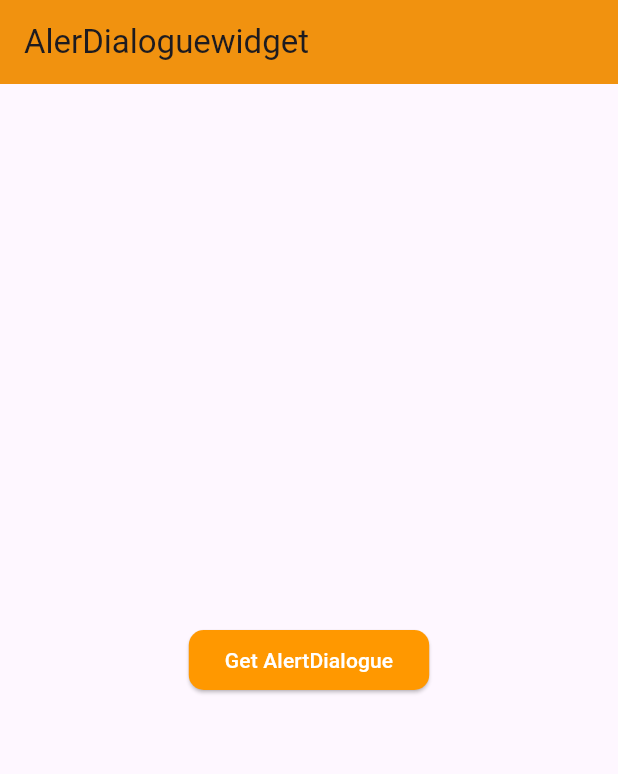
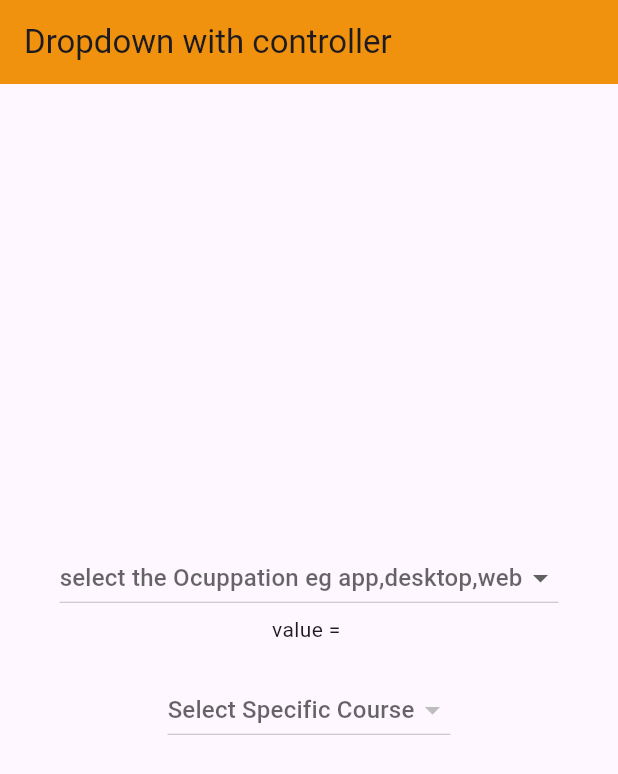
Before and after one commit to gitshubhsss/Flutter-Widgets, a Flutter app: the screen it shows after launch, on a phone screen of 412 x 824 dp. Shown: the top 774 px of the screen. Run offline on Flutter 3.47's test engine with Material 3 defaults, Android fonts, the light colour scheme and no system bars; our stand-ins replace animated_text_kit, cached_network_image, get.

Commit message:
dropdown contoller.dart

```diff
--- a/lib/main.dart
+++ b/lib/main.dart
@@ -1,13 +1,8 @@
 import 'package:flutter/material.dart';
-import 'package:flutter_app/widgets/UiWidgets/Buttons_widget.dart';
-import 'package:flutter_app/widgets/UiWidgets/Container_Sized_widgets.dart';
 import 'package:flutter_app/widgets/UiWidgets/Drawer_widget.dart';
-import 'package:flutter_app/widgets/UiWidgets/ImagesWidgets.dart';
 import 'package:flutter_app/widgets/UiWidgets/alertDialogue_widget.dart';
-import 'package:flutter_app/widgets/UiWidgets/dismissible_widget.dart';
-import 'package:flutter_app/widgets/UiWidgets/list_grid_widget.dart';
-import 'package:flutter_app/widgets/UiWidgets/rowsCols_widget.dart';
-import 'package:flutter_app/widgets/UiWidgets/snackBarWidgets.dart'; //library for using the material widgets
+import 'package:flutter_app/widgets/UiWidgets/dropdownList_widget.dart';
+//library for using the material widgets
 
 void main() {
   runApp(new SizeBoxAndContainer());
@@ -22,7 +17,7 @@ class SizeBoxAndContainer extends StatelessWidget {
       debugShowCheckedModeBanner: false,
       theme:
           ThemeData(brightness: Brightness.light, primaryColor: Colors.orange),
-      home: AlertdialogueWidget(),
+      home: DropdownlistWidget(),
     );
   }
 }
--- /dev/null
+++ b/lib/services/funtions/dropdownFuntions/dropdownController.dart
@@ -0,0 +1,76 @@
+import 'package:flutter/material.dart';
+import 'package:get/get.dart';
+
+class DropdownController extends GetxController {
+  var cvalue = "".obs;
+  var subcvalue = "".obs;
+  var isdisable = true.obs;
+  var courseItems = <DropdownMenuItem<String>>[
+    DropdownMenuItem(
+      child: Text('Web'),
+      value: 'Web',
+    ),
+    DropdownMenuItem(
+      child: Text('App'),
+      value: 'App',
+    ),
+    DropdownMenuItem(
+      child: Text('Desktop'),
+      value: 'Desktop',
+    )
+  ].obs;
+  var menuItems = <DropdownMenuItem<String>>[].obs;
+  var hintText = "select the Ocuppation eg app,desktop,web".obs;
+
+  var web = {"1": "PHP", "2": "Nodejs", "3": "Python"}.obs;
+  var app = {"1": "Java", "2": "Dart", "3": "Kotlin"}.obs;
+  var desktop = {"1": "Java", "2": "C#", "3": "Python Django"}.obs;
+
+  void populateValue() {
+    menuItems.clear(); // Clear previous items
+    web.forEach((key, value) {
+      menuItems.add(DropdownMenuItem(
+        child: Text(value),
+        value: value,
+      ));
+    });
+  }
+
+  void populateApp() {
+    menuItems.clear(); // Clear previous items
+    app.forEach((key, value) {
+      menuItems.add(DropdownMenuItem(
+        child: Text(value),
+        value: value,
+      ));
+    });
+  }
+
+  void populateDesktop() {
+    menuItems.clear(); // Clear previous items
+    desktop.forEach((key, value) {
+      menuItems.add(DropdownMenuItem(
+        child: Text(value),
+        value: value,
+      ));
+    });
+  }
+
+  void coursesValue(String value) {
+    menuItems.clear(); // Clear before populating based on value
+    if (value == "Web") {
+      populateValue(); // Populate for web
+    } else if (value == "App") {
+      populateApp(); // Populate for app
+    } else if (value == "Desktop") {
+      populateDesktop(); // Populate for desktop
+    }
+    cvalue.value = value;
+    // Update the cvalue observable
+    isdisable.value = false; // Enable the dropdown
+  }
+
+  void changeValue(value) {
+    subcvalue.value = value;
+  }
+}
--- a/lib/widgets/UiWidgets/alertDialogue_widget.dart
+++ b/lib/widgets/UiWidgets/alertDialogue_widget.dart
@@ -1,13 +1,14 @@
 import 'package:flutter/material.dart';
 import 'package:flutter_app/widgets/UiWidgets/appBar_widget.dart';
+import 'package:flutter_app/widgets/subWidgets/Drawer_wid.dart';
 import 'package:flutter_app/widgets/subWidgets/showAlertBox.dart';
 
 class AlertdialogueWidget extends StatelessWidget {
   const AlertdialogueWidget({super.key});
-
   @override
   Widget build(BuildContext context) {
     return Scaffold(
+      drawer: DrawerWid().getDrawer(),
       appBar: AppbarWidget(
           title: 'AlerDialoguewidget', backgroundColor: Colors.orange),
       body: Center(
@@ -19,6 +20,7 @@ class AlertdialogueWidget extends StatelessWidget {
                     borderRadius:
                         BorderRadius.all(Radius.elliptical(10, 10))))),
             onPressed: () {
+              print('hellow');
               Showalertbox().showAlertDialogue(context);
             },
             child: Text(
--- /dev/null
+++ b/lib/widgets/UiWidgets/dropdownList_widget.dart
@@ -0,0 +1,49 @@
+import 'package:flutter/material.dart';
+import 'package:flutter_app/services/funtions/dropdownFuntions/dropdownController.dart';
+import 'package:flutter_app/widgets/UiWidgets/appBar_widget.dart';
+import 'package:get/get.dart';
+
+class DropdownlistWidget extends StatelessWidget {
+  final DropdownController controller = Get.put(DropdownController());
+
+  @override
+  Widget build(BuildContext context) {
+    return Scaffold(
+      appBar: AppbarWidget(
+        title: 'Dropdown with controller',
+        backgroundColor: Colors.orange,
+      ),
+      body: Center(
+        child: Padding(
+          padding: const EdgeInsets.all(16.0),
+          child: Column(
+            mainAxisAlignment: MainAxisAlignment.center,
+            children: [
+              Obx(() => DropdownButton<String>(
+                    items: controller.courseItems.value,
+                    hint: Text('${controller.hintText.value}'),
+                    onChanged: (value) {
+                      controller.coursesValue(value!);
+                    },
+                  )),
+              Obx(
+                () => Text('value = ${controller.cvalue.value}'),
+              ),
+              SizedBox(height: 20),
+              Obx(() => DropdownButton<String>(
+                    hint: Text('Select Specific Course'),
+                    items: controller.menuItems.value,
+                    onChanged: controller.isdisable.value
+                        ? null
+                        : (value) {
+                            controller.changeValue(value);
+                          },
+                  )),
+              Obx(() => Text('${controller.subcvalue.value}'))
+            ],
+          ),
+        ),
+      ),
+    );
+  }
+}
```
Also changed, not shown: lib/widgets/UiWidgets/Drawer_widget.dart (+4 -74 lines), lib/widgets/UiWidgets/animatedText_wid.dart (added, +37 -0 lines), lib/widgets/UiWidgets/bottomNativation_widget.dart (added, +50 -0 lines), lib/widgets/UiWidgets/bottomSheet.dart (added, +36 -0 lines), lib/widgets/UiWidgets/list_grid_widget.dart (+19 -6 lines), lib/widgets/subWidgets/Drawer_wid.dart (added, +79 -0 lines), lib/widgets/subWidgets/showAlertBox.dart (+0 -35 lines), lib/widgets/subWidgets/showBottomSheet_subwid.dart (added, +30 -0 lines), pubspec.yaml (+3 -4 lines), pubspec.lock.
